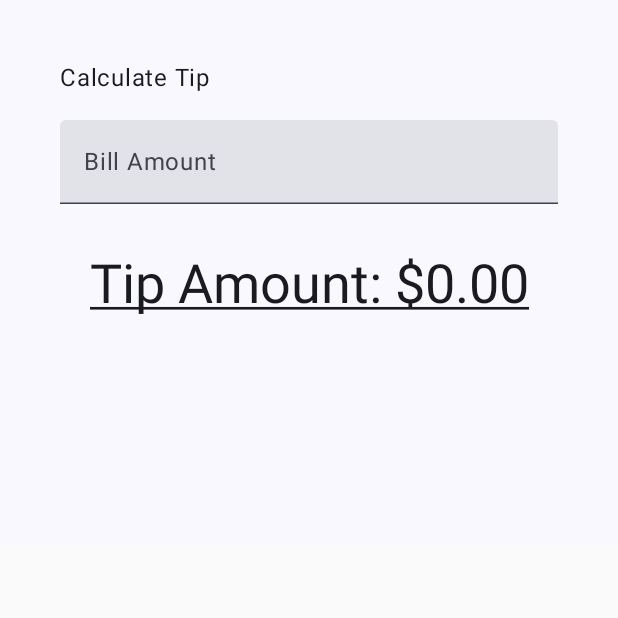
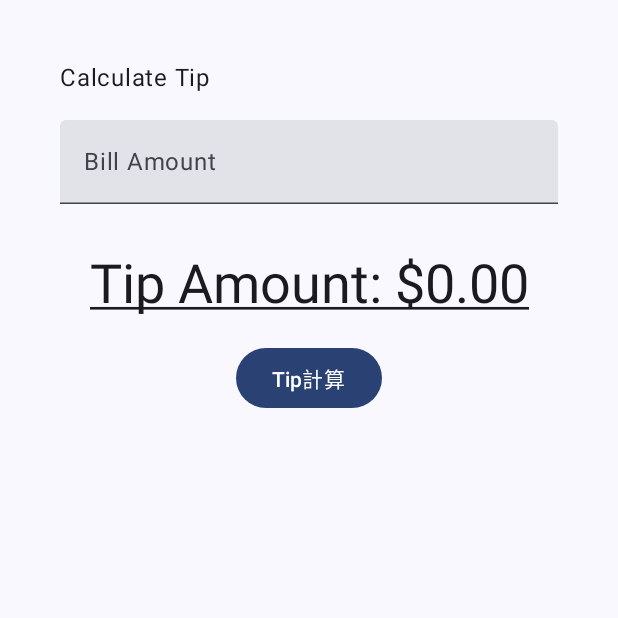
Before and after one commit to NaoUeda12/Tip-Calculator-Android, an Android app built with Jetpack Compose: the screen it shows after launch (MainActivity), on a phone screen of 412 x 824 dp, the top half of it. Run offline under Robolectric (Android 15) with nearby library versions, the phone set to English and light mode, and no system bars.

Commit message:
ボタンの機能を追加

```diff
--- a/app/src/main/java/com/example/tipcalculator/MainActivity.kt
+++ b/app/src/main/java/com/example/tipcalculator/MainActivity.kt
@@ -16,6 +16,7 @@ import androidx.compose.foundation.layout.statusBarsPadding
 import androidx.compose.foundation.rememberScrollState
 import androidx.compose.foundation.text.KeyboardOptions
 import androidx.compose.foundation.verticalScroll
+import androidx.compose.material3.Button
 import androidx.compose.material3.MaterialTheme
 import androidx.compose.material3.Surface
 import androidx.compose.material3.Text
@@ -58,6 +59,9 @@ fun TipCalculatorLayout() {
     val amount = amountInput.toDoubleOrNull() ?: 0.0
     val tip = calculateTip(amount)
 
+    var textOfButton by remember { mutableStateOf("") } // 新しい状態
+
+
     Column(
         modifier = Modifier
             .statusBarsPadding()
@@ -86,7 +90,20 @@ fun TipCalculatorLayout() {
                 textDecoration = TextDecoration.Underline // 下線を引く
             )
         )
+        Spacer(modifier = Modifier.height(16.dp))
 
+        Button(onClick = {
+            // ボタンがクリックされたときにテキストを変更
+            textOfButton = "Tipの計算を行います"
+        }) {
+            Text("Tip計算")
+        }
+
+        Text(
+            text = textOfButton,
+            style = MaterialTheme.typography.bodyMedium, // 適切なスタイルを指定
+            modifier = Modifier.padding(top = 16.dp)
+        )
         Spacer(modifier = Modifier.height(150.dp))
     }
 }
```
